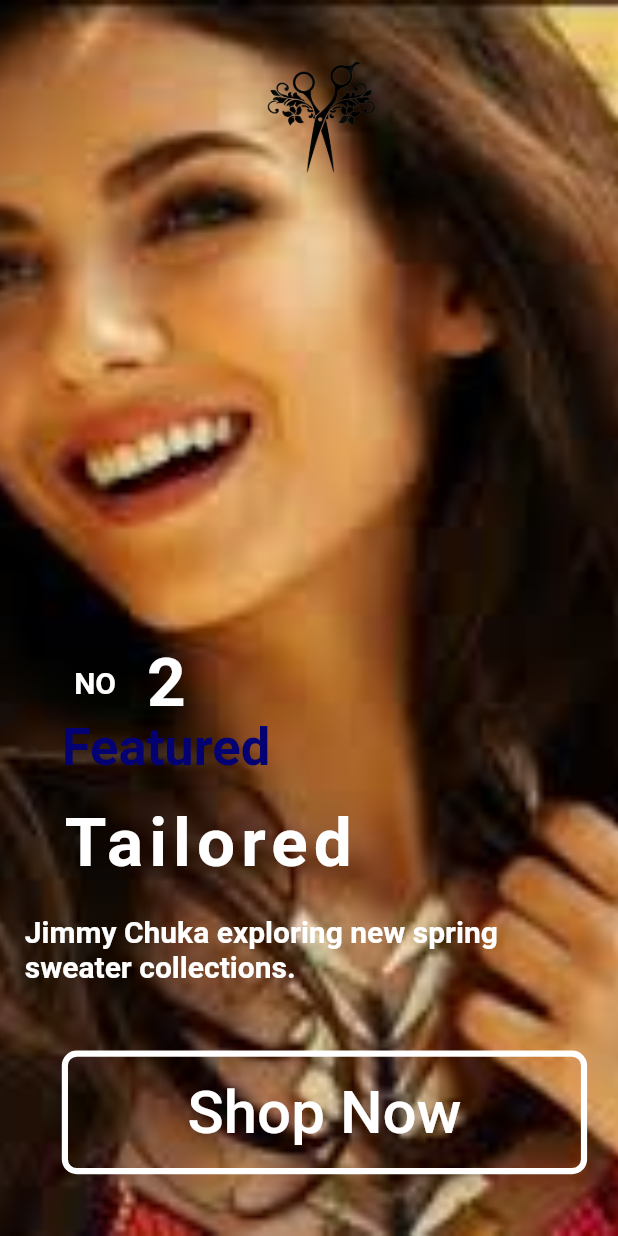
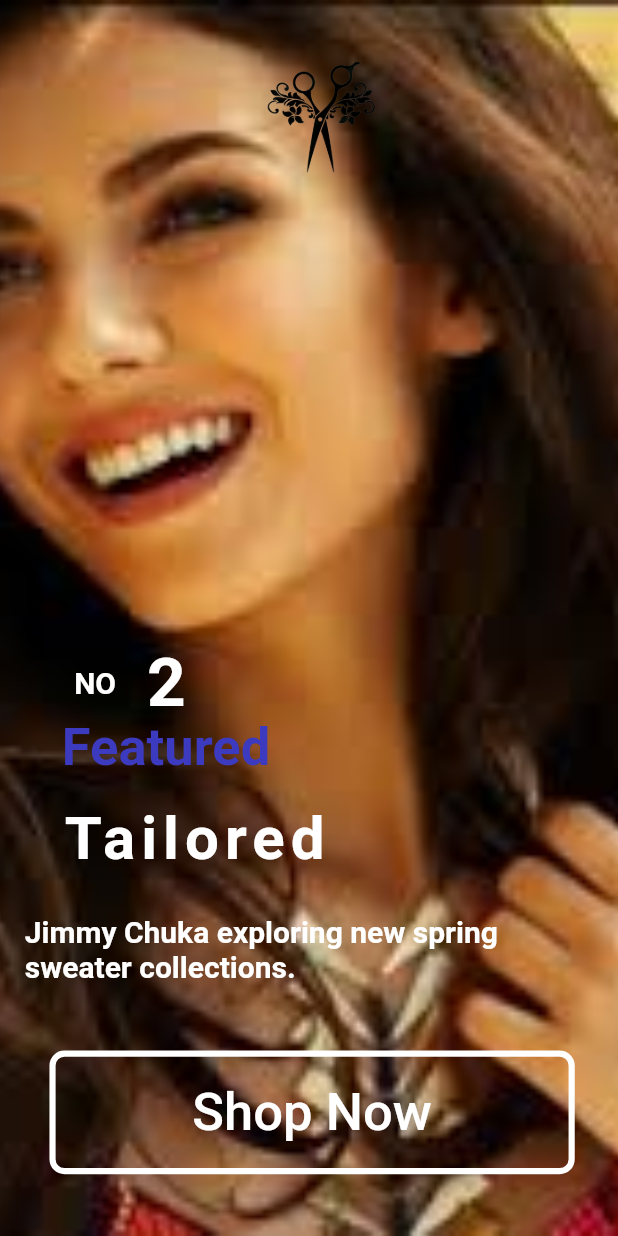
Before and after one commit to MuhammadYousufbhimla/Ecommerce-UI-UX, a Flutter app: the screen it shows after launch, swiped to page 2, on a phone screen of 412 x 824 dp. Run offline on Flutter 3.47's test engine with Material 2 defaults, Android fonts, the phone set to English and light mode, and no system bars; our stand-ins replace flutter_easyloading, flutter_native_splash, lottie.

Commit message:
fIRST Page update

```diff
--- a/lib/pages/second.dart
+++ b/lib/pages/second.dart
@@ -64,7 +64,7 @@ class _FirstState extends State<Second> {
               style: TextStyle(
                   fontSize: 35,
                   fontWeight: FontWeight.bold,
-                  color: Color.fromARGB(255, 4, 2, 115))),
+                       color: Color.fromARGB(255, 60, 58, 190))),
         ),
         Padding(
           padding: EdgeInsets.only(
@@ -72,7 +72,7 @@ class _FirstState extends State<Second> {
               left: MediaQuery.of(context).size.width * 0.10),
           child: Text("Tailored",
               style: TextStyle(
-                  fontSize: 45,
+                  fontSize: 40,
                   fontWeight: FontWeight.bold,
                   color: Colors.white,
                   letterSpacing: 4)),
@@ -91,7 +91,7 @@ class _FirstState extends State<Second> {
         Padding(
           padding: EdgeInsets.only(
               top: MediaQuery.of(context).size.height * 0.85,
-              left: MediaQuery.of(context).size.width * 0.10),
+              left: MediaQuery.of(context).size.width * 0.08),
           child: Container(
             width: MediaQuery.of(context).size.width * 0.85,
             height: MediaQuery.of(context).size.height * 0.10,
@@ -104,7 +104,7 @@ class _FirstState extends State<Second> {
                 child: Text(
               "Shop Now",
               style: TextStyle(
-                fontSize: 40,
+                fontSize: 35,
                 fontWeight: FontWeight.w500,
                 color: Colors.white,
               ),
```
Also changed, not shown: 1 other file.
